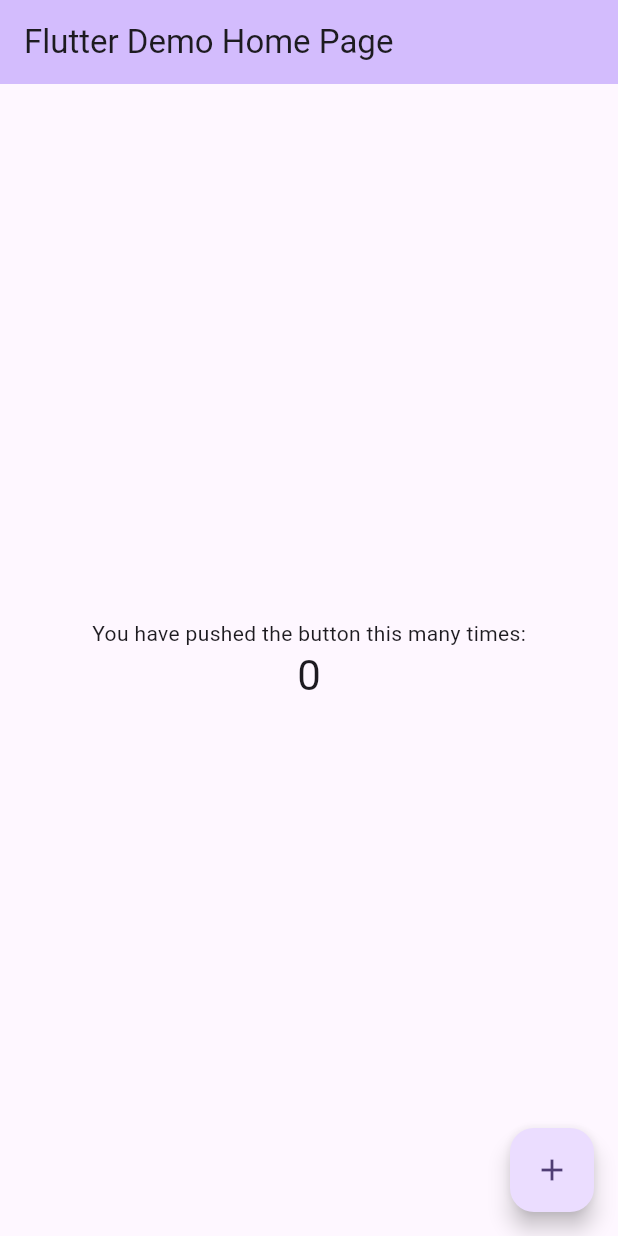
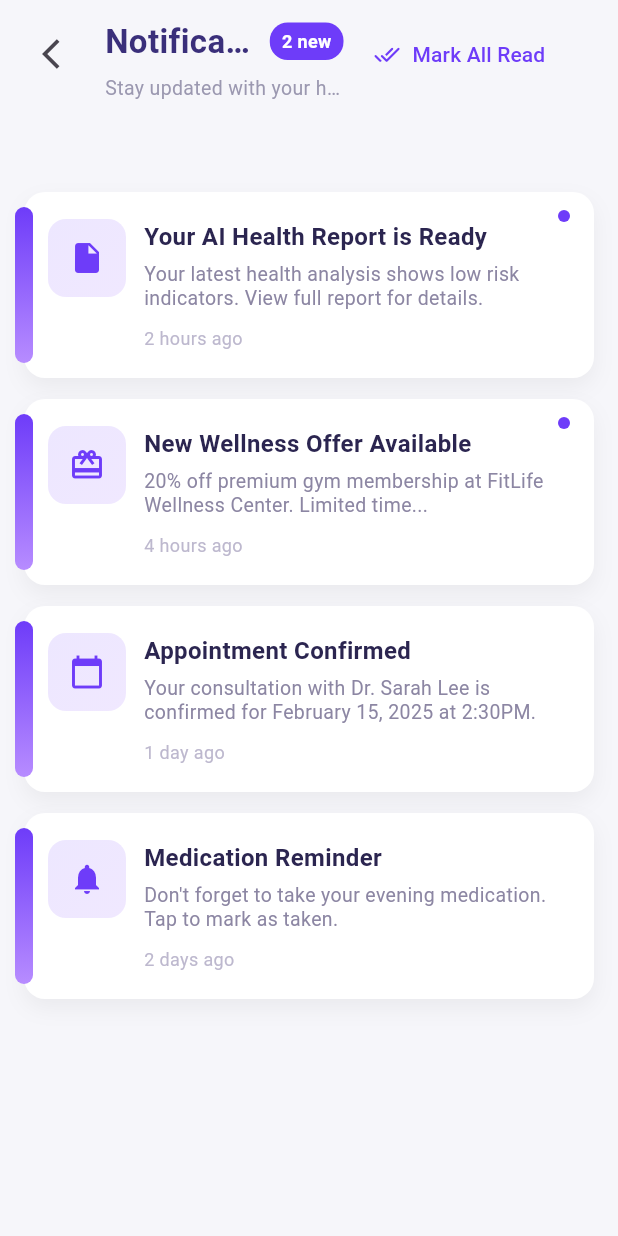
Before and after one commit to Mohamed8Zanaty/Last-Minute-App, a Flutter app: the screen it shows after launch, on a phone screen of 412 x 824 dp. Run offline on Flutter 3.47's test engine with Material 3 defaults, Android fonts, the light colour scheme and no system bars.

Commit message:
create notification page

```diff
--- a/lib/main.dart
+++ b/lib/main.dart
@@ -1,4 +1,11 @@
+// lib/main.dart
 import 'package:flutter/material.dart';
+
+// If notifications_page.dart is in lib/:
+import 'ui/screens/notifications.dart';
+
+// If it's in lib/pages/, use:
+// import 'pages/notifications_page.dart';
 
 void main() {
   runApp(const MyApp());
@@ -7,116 +14,15 @@ void main() {
 class MyApp extends StatelessWidget {
   const MyApp({super.key});
 
-  // This widget is the root of your application.
   @override
   Widget build(BuildContext context) {
     return MaterialApp(
-      title: 'Flutter Demo',
+      title: 'Notifications Demo',
+      debugShowCheckedModeBanner: false,
       theme: ThemeData(
-        // This is the theme of your application.
-        //
-        // TRY THIS: Try running your application with "flutter run". You'll see
-        // the application has a purple toolbar. Then, without quitting the app,
-        // try changing the seedColor in the colorScheme below to Colors.green
-        // and then invoke "hot reload" (save your changes or press the "hot
-        // reload" button in a Flutter-supported IDE, or press "r" if you used
-        // the command line to start the app).
-        //
-        // Notice that the counter didn't reset back to zero; the application
-        // state is not lost during the reload. To reset the state, use hot
-        // restart instead.
-        //
-        // This works for code too, not just values: Most code changes can be
-        // tested with just a hot reload.
-        colorScheme: ColorScheme.fromSeed(seedColor: Colors.deepPurple),
+        primarySwatch: Colors.deepPurple,
       ),
-      home: const MyHomePage(title: 'Flutter Demo Home Page'),
+      home: const NotificationsPage(),
     );
   }
 }
-
-class MyHomePage extends StatefulWidget {
-  const MyHomePage({super.key, required this.title});
-
-  // This widget is the home page of your application. It is stateful, meaning
-  // that it has a State object (defined below) that contains fields that affect
-  // how it looks.
-
-  // This class is the configuration for the state. It holds the values (in this
-  // case the title) provided by the parent (in this case the App widget) and
-  // used by the build method of the State. Fields in a Widget subclass are
-  // always marked "final".
-
-  final String title;
-
-  @override
-  State<MyHomePage> createState() => _MyHomePageState();
-}
-
-class _MyHomePageState extends State<MyHomePage> {
-  int _counter = 0;
-
-  void _incrementCounter() {
-    setState(() {
-      // This call to setState tells the Flutter framework that something has
-      // changed in this State, which causes it to rerun the build method below
-      // so that the display can reflect the updated values. If we changed
-      // _counter without calling setState(), then the build method would not be
-      // called again, and so nothing would appear to happen.
-      _counter++;
-    });
-  }
-
-  @override
-  Widget build(BuildContext context) {
-    // This method is rerun every time setState is called, for instance as done
-    // by the _incrementCounter method above.
-    //
-    // The Flutter framework has been optimized to make rerunning build methods
-    // fast, so that you can just rebuild anything that needs updating rather
-    // than having to individually change instances of widgets.
-    return Scaffold(
-      appBar: AppBar(
-        // TRY THIS: Try changing the color here to a specific color (to
-        // Colors.amber, perhaps?) and trigger a hot reload to see the AppBar
-        // change color while the other colors stay the same.
-        backgroundColor: Theme.of(context).colorScheme.inversePrimary,
-        // Here we take the value from the MyHomePage object that was created by
-        // the App.build method, and use it to set our appbar title.
-        title: Text(widget.title),
-      ),
-      body: Center(
-        // Center is a layout widget. It takes a single child and positions it
-        // in the middle of the parent.
-        child: Column(
-          // Column is also a layout widget. It takes a list of children and
-          // arranges them vertically. By default, it sizes itself to fit its
-          // children horizontally, and tries to be as tall as its parent.
-          //
-          // Column has various properties to control how it sizes itself and
-          // how it positions its children. Here we use mainAxisAlignment to
-          // center the children vertically; the main axis here is the vertical
-          // axis because Columns are vertical (the cross axis would be
-          // horizontal).
-          //
-          // TRY THIS: Invoke "debug painting" (choose the "Toggle Debug Paint"
-          // action in the IDE, or press "p" in the console), to see the
-          // wireframe for each widget.
-          mainAxisAlignment: MainAxisAlignment.center,
-          children: <Widget>[
-            const Text('You have pushed the button this many times:'),
-            Text(
-              '$_counter',
-              style: Theme.of(context).textTheme.headlineMedium,
-            ),
-          ],
-        ),
-      ),
-      floatingActionButton: FloatingActionButton(
-        onPressed: _incrementCounter,
-        tooltip: 'Increment',
-        child: const Icon(Icons.add),
-      ), // This trailing comma makes auto-formatting nicer for build methods.
-    );
-  }
-}
--- /dev/null
+++ b/lib/ui/screens/notifications.dart
@@ -0,0 +1,308 @@
+import 'package:flutter/material.dart';
+
+// Single-file Notifications page. Put this file in your `lib/` folder
+// and use it from main.dart with: `home: NotificationsPage()`
+
+class NotificationsPage extends StatelessWidget {
+  const NotificationsPage({Key? key}) : super(key: key);
+
+  final List<_Notif> _dummy = const [
+    _Notif(
+      title: 'Your AI Health Report is Ready',
+      subtitle:
+      'Your latest health analysis shows low risk indicators. View full report for details.',
+      time: '2 hours ago',
+      icon: Icons.insert_drive_file,
+      unread: true,
+    ),
+    _Notif(
+      title: 'New Wellness Offer Available',
+      subtitle:
+      '20% off premium gym membership at FitLife Wellness Center. Limited time...',
+      time: '4 hours ago',
+      icon: Icons.card_giftcard,
+      unread: true,
+    ),
+    _Notif(
+      title: 'Appointment Confirmed',
+      subtitle: 'Your consultation with Dr. Sarah Lee is confirmed for February 15, 2025 at 2:30PM.',
+      time: '1 day ago',
+      icon: Icons.calendar_today,
+    ),
+    _Notif(
+      title: 'Medication Reminder',
+      subtitle: 'Don\'t forget to take your evening medication. Tap to mark as taken.',
+      time: '2 days ago',
+      icon: Icons.notifications,
+    ),
+  ];
+
+  @override
+  Widget build(BuildContext context) {
+    return Scaffold(
+      backgroundColor: const Color(0xFFF6F6FA),
+      appBar: PreferredSize(
+        preferredSize: const Size.fromHeight(120),
+        child: SafeArea(
+          bottom: false,
+          child: Padding(
+            padding: const EdgeInsets.symmetric(horizontal: 16, vertical: 12),
+            child: Row(
+              crossAxisAlignment: CrossAxisAlignment.start,
+              children: [
+                // back button (fixed size)
+                IconButton(
+                  onPressed: () => Navigator.maybePop(context),
+                  icon: const Icon(Icons.arrow_back_ios),
+                ),
+
+                const SizedBox(width: 6),
+
+                // Title + subtitle area is flexible so it can shrink if needed
+                Expanded(
+                  child: Column(
+                    crossAxisAlignment: CrossAxisAlignment.start,
+                    children: [
+                      // Title row: let the title ellipsize if it's too long
+                      Row(
+                        children: [
+                          Expanded(
+                            child: Text(
+                              'Notifications',
+                              style: const TextStyle(
+                                fontSize: 22,
+                                fontWeight: FontWeight.w700,
+                                color: Color(0xFF3A2F7A),
+                              ),
+                              maxLines: 1,
+                              overflow: TextOverflow.ellipsis,
+                            ),
+                          ),
+
+                          const SizedBox(width: 8),
+
+                          // small badge (keeps its size)
+                          Container(
+                            padding: const EdgeInsets.symmetric(horizontal: 8, vertical: 4),
+                            decoration: BoxDecoration(
+                              color: const Color(0xFF6E3CF9),
+                              borderRadius: BorderRadius.circular(12),
+                            ),
+                            child: const Text(
+                              '2 new',
+                              style: TextStyle(
+                                color: Colors.white,
+                                fontWeight: FontWeight.bold,
+                                fontSize: 12,
+                              ),
+                            ),
+                          ),
+                        ],
+                      ),
+
+                      const SizedBox(height: 6),
+
+                      // subtitle should also ellipsize if needed
+                      const Text(
+                        'Stay updated with your health journey',
+                        style: TextStyle(
+                          color: Color(0xFF9B98B0),
+                          fontSize: 13,
+                        ),
+                        maxLines: 1,
+                        overflow: TextOverflow.ellipsis,
+                      ),
+                    ],
+                  ),
+                ),
+
+                const SizedBox(width: 8),
+
+                // Constrain the Mark All Read button so it can't push everything off-screen.
+                // Use Flexible so it can shrink if space is tight.
+                Flexible(
+                  fit: FlexFit.loose,
+                  child: FittedBox(
+                    fit: BoxFit.scaleDown,
+                    child: TextButton.icon(
+                      onPressed: () {},
+                      icon: const Icon(Icons.done_all_rounded, color: Color(0xFF6E3CF9)),
+                      label: const Text(
+                        'Mark All Read',
+                        style: TextStyle(color: Color(0xFF6E3CF9)),
+                      ),
+                    ),
+                  ),
+                ),
+              ],
+            ),
+          ),
+        ),
+      ),
+      body: Padding(
+        padding: const EdgeInsets.symmetric(horizontal: 16),
+        child: SingleChildScrollView(
+          child: Column(
+            children: [
+              const SizedBox(height: 8),
+              for (final n in _dummy) ...[
+                _NotifCard(notif: n),
+                const SizedBox(height: 14),
+              ],
+              const SizedBox(height: 100),
+            ],
+          ),
+        ),
+      ),
+    );
+  }
+}
+
+class _NavIcon extends StatelessWidget {
+  final IconData icon;
+  const _NavIcon({required this.icon});
+
+  @override
+  Widget build(BuildContext context) {
+    return IconButton(
+      onPressed: () {},
+      icon: Icon(icon, color: const Color(0xFF9B98B0)),
+    );
+  }
+}
+
+class _NotifCard extends StatelessWidget {
+  final _Notif notif;
+  const _NotifCard({required this.notif});
+
+  @override
+  Widget build(BuildContext context) {
+    return Stack(
+      clipBehavior: Clip.none,
+      children: [
+        // main card
+        Container(
+          decoration: BoxDecoration(
+            color: Colors.white,
+            borderRadius: BorderRadius.circular(14),
+            boxShadow: [
+              BoxShadow(
+                color: Colors.black.withOpacity(0.05),
+                blurRadius: 12,
+                offset: const Offset(0, 6),
+              )
+            ],
+          ),
+          padding: const EdgeInsets.symmetric(horizontal: 16, vertical: 18),
+          child: Row(
+            crossAxisAlignment: CrossAxisAlignment.start,
+            children: [
+              // icon box
+              Container(
+                width: 52,
+                height: 52,
+                decoration: BoxDecoration(
+                  borderRadius: BorderRadius.circular(12),
+                  gradient: const LinearGradient(
+                      begin: Alignment.topLeft,
+                      end: Alignment.bottomRight,
+                      colors: [Color(0xFFEDE7FF), Color(0xFFF0E8FF)]),
+                ),
+                child: Icon(notif.icon, color: const Color(0xFF6E3CF9)),
+              ),
+              const SizedBox(width: 12),
+              Expanded(
+                child: Column(
+                  crossAxisAlignment: CrossAxisAlignment.start,
+                  children: [
+                    Row(
+                      children: [
+                        Expanded(
+                          child: Text(
+                            notif.title,
+                            style: const TextStyle(
+                                fontSize: 16,
+                                fontWeight: FontWeight.w700,
+                                color: Color(0xFF2B2550)),
+                          ),
+                        ),
+                        if (notif.unread)
+                          const SizedBox(width: 8)
+                      ],
+                    ),
+                    const SizedBox(height: 6),
+                    Text(
+                      notif.subtitle,
+                      maxLines: 2,
+                      overflow: TextOverflow.ellipsis,
+                      style: const TextStyle(
+                        color: Color(0xFF8C86A3),
+                        fontSize: 13,
+                        height: 1.2,
+                      ),
+                    ),
+                    const SizedBox(height: 10),
+                    Text(
+                      notif.time,
+                      style: const TextStyle(
+                        color: Color(0xFFBDB8CE),
+                        fontSize: 12,
+                      ),
+                    )
+                  ],
+                ),
+              )
+            ],
+          ),
+        ),
+        // purple accent on left
+        Positioned(
+          left: -6,
+          top: 10,
+          bottom: 10,
+          child: Container(
+            width: 12,
+            decoration: BoxDecoration(
+              borderRadius: BorderRadius.circular(12),
+              gradient: const LinearGradient(
+                begin: Alignment.topCenter,
+                end: Alignment.bottomCenter,
+                colors: [Color(0xFF6E3CF9), Color(0xFFB78CFF)],
+              ),
+            ),
+          ),
+        ),
+        // small unread dot
+        if (notif.unread)
+          Positioned(
+            right: 16,
+            top: 12,
+            child: Container(
+              width: 8,
+              height: 8,
+              decoration: BoxDecoration(
+                color: const Color(0xFF6E3CF9),
+                shape: BoxShape.circle,
+              ),
+            ),
+          )
+      ],
+    );
+  }
+}
+
+class _Notif {
+  final String title;
+  final String subtitle;
+  final String time;
+  final IconData icon;
+  final bool unread;
+
+  const _Notif({
+    required this.title,
+    required this.subtitle,
+    required this.time,
+    required this.icon,
+    this.unread = false,
+  });
+}
```
